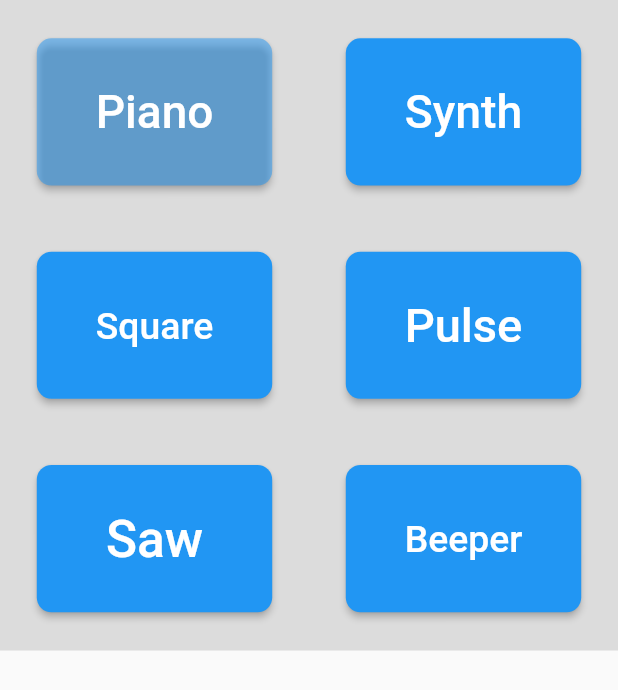
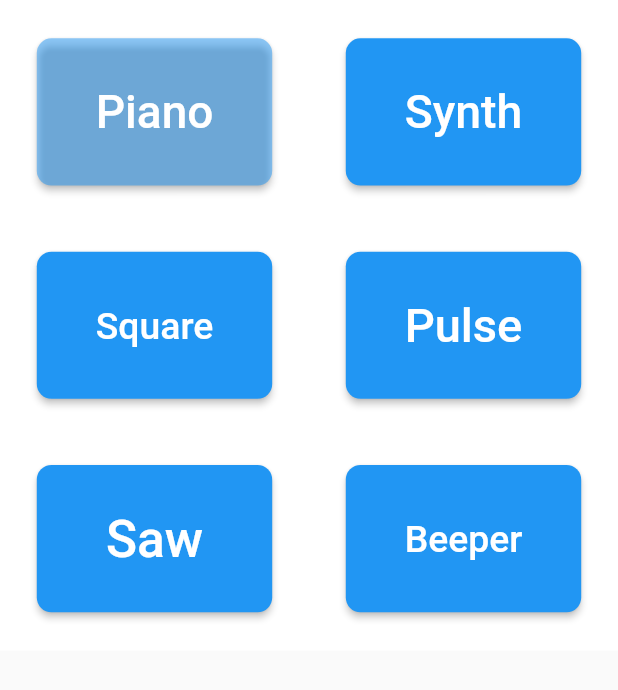
Before and after one commit to gregogiudici/SoundFont_Player, a Flutter app: the KeyboardControl widget shown alone on an empty page, opened directly, on a phone screen of 412 x 824 dp. Shown: the top 690 px of the screen. Run offline on Flutter 3.47's test engine with Material 2 defaults, Android fonts, the phone set to English and light mode, and no system bars; missing offline and left inert: flutter_midi, piano.

Commit message:
Aggiornata grafica dark mode

```diff
--- a/lib/col.dart
+++ b/lib/col.dart
@@ -1,10 +1,6 @@
 import 'package:flutter/material.dart';
 import 'package:flutter/services.dart';
 import 'package:flutter/cupertino.dart';
-
-
-
-
 
 class MyColors extends StatelessWidget {
   @override
--- a/lib/drumpad/drumpad.dart
+++ b/lib/drumpad/drumpad.dart
@@ -12,11 +12,11 @@ class DrumPad extends StatelessWidget {
     //double padBankHeight = (size.height / 3 );
     double padHeight = size.height / 9;
     double padWidth = size.width / 2;
-
+    var isDarkmode = Theme.of(context).brightness == Brightness.dark;
 
     return Consumer<PlayerState>(builder: (context, player, child) {
       return Container(
-          color: Theme.of(context).focusColor, //Colors.black38,
+          color: (isDarkmode) ? Theme.of(context).focusColor : Colors.white, //Colors.black38,
           child: Column(
               mainAxisAlignment: MainAxisAlignment.spaceEvenly,
               children: List<Widget>.generate(
--- a/lib/drumpad/drumpad_sound.dart
+++ b/lib/drumpad/drumpad_sound.dart
@@ -20,7 +20,6 @@ class _DrumPadSoundState extends State<DrumPadSound> {
         padding: EdgeInsets.symmetric(horizontal: 10, vertical: 0),
         decoration: BoxDecoration(
             color: Theme.of(context).colorScheme.background, borderRadius: BorderRadius.circular(10)),
-
         // dropdown below..
         child: DropdownButton<String>(
           icon: Icon(Icons.music_note, color: Colors.blue,),
--- a/lib/keyboard/keyboard_control.dart
+++ b/lib/keyboard/keyboard_control.dart
@@ -6,10 +6,14 @@ class KeyboardControl extends StatelessWidget {
   Widget build(BuildContext context) {
     var isPortrait = MediaQuery.of(context).orientation == Orientation.portrait;
     Size size = MediaQuery.of(context).size;
+    var isDarkmode = Theme.of(context).brightness == Brightness.dark;
+
     return Container(
-      color: Theme.of(context).focusColor,
-        width: size.width,//isPortrait ? 200 : 600,
-        height: isPortrait ? size.height/1.9 : size.height/3.1,//isPortrait? 400 : 200,
+        color: (isDarkmode) ? Theme.of(context).colorScheme.surface : Colors.white,
+        width: size.width, //isPortrait ? 200 : 600,
+        height: isPortrait
+            ? size.height / 1.9
+            : size.height / 3.1, //isPortrait? 400 : 200,
         child: FittedBox(
             fit: BoxFit.contain,
             child: Column(
@@ -23,15 +27,8 @@ class KeyboardControl extends StatelessWidget {
                             children: List<Widget>.generate(
                                 isPortrait ? 2 : 6,
                                 (j) => Padding(
-                                    padding: const EdgeInsets.only(left: 10.0, right:10.0),
-                                    child:KeyboardButton(2*i+j)
-                                )
-                            )
-                        )
-                    )
-                )
-            )
-        )
-    );
+                                    padding: const EdgeInsets.only(
+                                        left: 10.0, right: 10.0),
+                                    child: KeyboardButton(2 * i + j)))))))));
   }
 }
```
